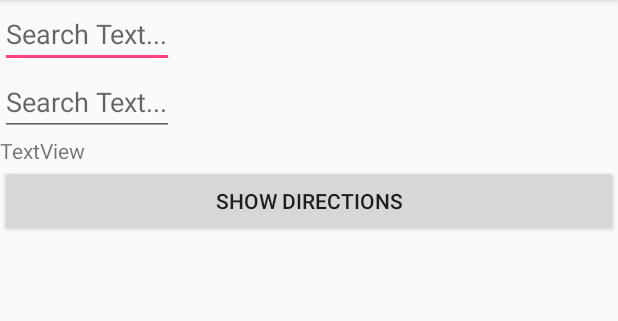
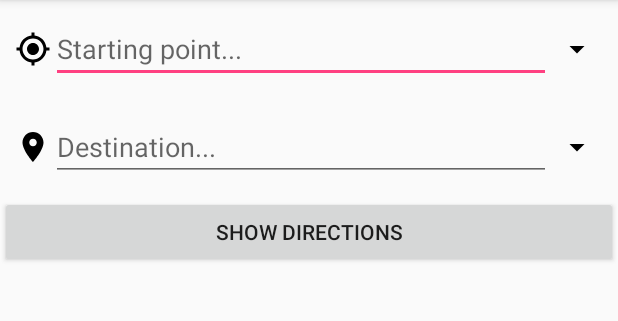
Before and after one commit to kris-s1998/NavigateUSB, an Android app: the NavigateActivity screen opened directly, with no data from a screen before it, on a phone screen of 412 x 824 dp, the part 84-405 px from its top. Run offline under Robolectric (Android 15) with nearby library versions, the phone set to English and light mode, and no system bars; our stand-ins replace Firebase (no records; nobody signed in at launch, a user with empty details on screens opened directly).

Commit message:
navigate // nodes and edges havent been added to the database yet so they dont work but the actual algorithm works

```diff
--- a/app/src/main/AndroidManifest.xml
+++ b/app/src/main/AndroidManifest.xml
@@ -4,10 +4,10 @@
 
     <application
         android:allowBackup="true"
-        android:icon="@mipmap/ic_launcher"
+        android:icon="@mipmap/logo1"
         android:label="@string/app_name"
         android:largeHeap="true"
-        android:roundIcon="@mipmap/ic_launcher_round"
+        android:roundIcon="@mipmap/logo1"
         android:supportsRtl="true"
         android:theme="@style/AppTheme">
         <activity android:name=".MainActivity"
--- a/app/src/main/java/com/example/kskie/draft3/NavigateActivity.java
+++ b/app/src/main/java/com/example/kskie/draft3/NavigateActivity.java
@@ -1,15 +1,25 @@
 package com.example.kskie.draft3;
 
 import android.content.Context;
+import android.content.Intent;
 import android.content.SharedPreferences;
 import android.support.v7.app.AppCompatActivity;
 import android.os.Bundle;
+import android.support.v7.widget.DividerItemDecoration;
+import android.support.v7.widget.LinearLayoutManager;
 import android.support.v7.widget.RecyclerView;
 import android.text.Editable;
 import android.text.TextWatcher;
 import android.util.Log;
+import android.view.View;
+import android.widget.AdapterView;
+import android.widget.ArrayAdapter;
+import android.widget.AutoCompleteTextView;
+import android.widget.Button;
 import android.widget.EditText;
+import android.widget.ImageView;
 import android.widget.TextView;
+import android.widget.Toast;
 
 import com.google.firebase.database.DataSnapshot;
 import com.google.firebase.database.DatabaseError;
@@ -35,19 +45,17 @@ public class NavigateActivity extends AppCompatActivity {
 
     ArrayList <Node> nodes = new ArrayList<>();
     ArrayList <Edge> edges = new ArrayList<>();
-    ArrayList <Node> foundNodes = new ArrayList<>();
     DatabaseReference nodesReference;
     DatabaseReference edgesReference;
     TextView txtDirections;
+    Button btnGetDirections;
 
-    EditText editTextStart;
-    EditText editTextDest;
+    NodesAdapter searchAdapter;
 
-    RecyclerView recyclerStart;
-    RecyclerView recyclerDest;
-
-    NavigateSearchAdapter searchAdapter;
-
+    AutoCompleteTextView actvStart;
+    AutoCompleteTextView actvDest;
+    ImageView imgDest;
+    ImageView imgStart;
 
 
 
@@ -57,11 +65,16 @@ public class NavigateActivity extends AppCompatActivity {
         super.onCreate(savedInstanceState);
         setContentView(R.layout.activity_navigate);
 
-        editTextStart = findViewById(R.id.edit_text_start);
-        editTextDest = findViewById(R.id.edit_text_dest);
+
         txtDirections = findViewById(R.id.txtDirections);
-        recyclerStart = findViewById(R.id.recyclerStart);
-        recyclerDest = findViewById(R.id.recyclerDest);
+
+
+
+        actvStart = findViewById(R.id.actvStart);
+        imgStart = findViewById(R.id.startArrow);
+        actvDest = findViewById(R.id.actvDest);
+        imgDest = findViewById(R.id.destArrow);
+        btnGetDirections = findViewById(R.id.btn_getDirections);
 
         nodesReference = FirebaseDatabase.getInstance().getReference("nodes");
         edgesReference = FirebaseDatabase.getInstance().getReference("edges");
@@ -70,23 +83,22 @@ public class NavigateActivity extends AppCompatActivity {
             @Override
             public void onDataChange(DataSnapshot dataSnapshot) {
                 ArrayList<Node> unorderedNodes = new ArrayList<>();
-                for(DataSnapshot d: dataSnapshot.getChildren()){
+                for (DataSnapshot d : dataSnapshot.getChildren()) {
                     Node n = d.getValue(Node.class);
                     unorderedNodes.add(n);
                 }
 
                 //sort the nodes in order of index, so that the index value of each node matches its position in the nodes array list
                 nodes.clear();
-                for(int i = 0; i<unorderedNodes.size(); i++){
-                    for(Node n : unorderedNodes) {
-                        if (n.getIndex() == i){
+                for (int i = 0; i < unorderedNodes.size(); i++) {
+                    for (Node n : unorderedNodes) {
+                        if (n.getIndex() == i) {
                             nodes.add(n);
                             break;
                         }
 
                     }
                 }
-
 
 
             }
@@ -102,10 +114,11 @@ public class NavigateActivity extends AppCompatActivity {
             public void onDataChange(DataSnapshot dataSnapshot) {
                 edges.clear();
 
-                for(DataSnapshot d: dataSnapshot.getChildren()){
+                for (DataSnapshot d : dataSnapshot.getChildren()) {
                     Edge e = d.getValue(Edge.class);
                     edges.add(e);
                 }
+                setAdapter();
 
             }
 
@@ -115,29 +128,39 @@ public class NavigateActivity extends AppCompatActivity {
             }
         });
 
-        editTextStart.addTextChangedListener(new TextWatcher() {
+        btnGetDirections.setOnClickListener(new View.OnClickListener() {
             @Override
-            public void beforeTextChanged(CharSequence c, int i, int i1, int i2) {
+            public void onClick(View view) {
+                showDirections();
+            }
+        });
 
     }
 
+        public void setAdapter(){
+        String[] locationsArray = new String[nodes.size()];
+        for(Node n:nodes){
+            locationsArray[n.getIndex()] = n.getLocation();
+        }
+        ArrayAdapter<String>adapter = new ArrayAdapter<String>(this,android.R.layout.simple_dropdown_item_1line,locationsArray);
+        actvStart.setAdapter(adapter);
+        imgStart.setOnClickListener(new View.OnClickListener() {
             @Override
-            public void onTextChanged(CharSequence c, int i, int i1, int i2) {
-
+            public void onClick(View view) {
+                actvStart.showDropDown();
             }
-
+        });
+        ArrayAdapter<String>destAdapter = new ArrayAdapter<String>(this, android.R.layout.simple_dropdown_item_1line,locationsArray);
+        actvDest.setAdapter(destAdapter);
+        imgDest.setOnClickListener(new View.OnClickListener() {
             @Override
-            public void afterTextChanged(Editable c) {
-                if (!c.toString().isEmpty()){
-                    setSearchAdapter(c.toString());
-                    //txtDirections.append(""+nodes.size());
-                }else{
-                    foundNodes.clear();
-
-                }
+            public void onClick(View view) {
+                actvDest.showDropDown();
             }
         });
 
+
+    }
 
 
         /*
@@ -156,35 +179,55 @@ public class NavigateActivity extends AppCompatActivity {
         edges.add(new Edge(8, 9, 1,"",""));
         edges.add( new Edge(10, 0, 3,"",""));
 */
-     //   Graph g = new Graph(edges, nodes);
-    //    ArrayList<String> route = g.calculateShortestDistances(8,1);
-    //    for(int i = route.size() - 1; i>-1 ; i--){
-     //       txtDirections.append("\n"+route.get(i));
-     //   }
-     //   txtDirections.append(g.printResult()); // let's try it !
+       public void showDirections() {
+           Node startNode = new Node();
+           Node destinationNode = new Node();
+           boolean foundStart = false;
+           boolean foundDestination = false;
+           String start = actvStart.getText().toString();
+           String destination = actvDest.getText().toString();
+           if(start.isEmpty() || destination.isEmpty()){
+               Toast toast = Toast.makeText(NavigateActivity.this, "Starting point and destination cannot be empty.", Toast.LENGTH_SHORT);
+               toast.show();
+           }else {
+               for (Node s:nodes){
+                   if(s.getLocation().toLowerCase().equals(start.toLowerCase().trim())){
+                       startNode = s;
+                       foundStart = true;
                    }
-
-
-    public void setSearchAdapter( String searchString) {
-        searchString = searchString.toLowerCase();
-        foundNodes.clear();
-        Node currentNode;
-        for(int i = 0; i<nodes.size(); i++) {
-            currentNode = nodes.get(i);
-
-                if (currentNode.getLocation().toLowerCase().contains(searchString) ) {
-                    foundNodes.add(currentNode);
+               }
+               if (foundStart){
+                   for(Node d:nodes){
+                       if(d.getLocation().toLowerCase().equals(destination.toLowerCase().trim())){
+                           destinationNode = d;
+                           foundDestination = true;
                        }
 
                    }
+                   if(foundDestination) {
+                       Graph g = new Graph(edges, nodes);
+                       ArrayList<String> route = g.calculateShortestDistances(startNode.getIndex(), destinationNode.getIndex());
+                       for (int i = route.size() - 1; i > -1; i--) {
+                           txtDirections.append("" + (i + 1) + ".    " + route.get(i));
+                       }
+                   }else{
+                       Toast toast = Toast.makeText(NavigateActivity.this, "Destination not found.", Toast.LENGTH_SHORT);
+                       toast.show();
+                   }
+               }else{
+                   Toast toast = Toast.makeText(NavigateActivity.this, "Starting point not found.", Toast.LENGTH_SHORT);
+                   toast.show();
+               }
 
-
-        searchAdapter = new NavigateSearchAdapter(NavigateActivity.this, foundNodes);
-        recyclerStart.setAdapter(searchAdapter);
+           }
        }
 
 
 
 
 
+
+
+
+
 }
--- /dev/null
+++ b/app/src/main/res/drawable/current_location.xml
@@ -0,0 +1,9 @@
+<vector xmlns:android="http://schemas.android.com/apk/res/android"
+        android:width="24dp"
+        android:height="24dp"
+        android:viewportWidth="24.0"
+        android:viewportHeight="24.0">
+    <path
+        android:fillColor="#FF000000"
+        android:pathData="M12,8c-2.21,0 -4,1.79 -4,4s1.79,4 4,4 4,-1.79 4,-4 -1.79,-4 -4,-4zM20.94,11c-0.46,-4.17 -3.77,-7.48 -7.94,-7.94L13,1h-2v2.06C6.83,3.52 3.52,6.83 3.06,11L1,11v2h2.06c0.46,4.17 3.77,7.48 7.94,7.94L11,23h2v-2.06c4.17,-0.46 7.48,-3.77 7.94,-7.94L23,13v-2h-2.06zM12,19c-3.87,0 -7,-3.13 -7,-7s3.13,-7 7,-7 7,3.13 7,7 -3.13,7 -7,7z"/>
+</vector>
--- /dev/null
+++ b/app/src/main/res/drawable/destination_location.xml
@@ -0,0 +1,9 @@
+<vector xmlns:android="http://schemas.android.com/apk/res/android"
+        android:width="24dp"
+        android:height="24dp"
+        android:viewportWidth="24.0"
+        android:viewportHeight="24.0">
+    <path
+        android:fillColor="#FF000000"
+        android:pathData="M12,2C8.13,2 5,5.13 5,9c0,5.25 7,13 7,13s7,-7.75 7,-13c0,-3.87 -3.13,-7 -7,-7zM12,11.5c-1.38,0 -2.5,-1.12 -2.5,-2.5s1.12,-2.5 2.5,-2.5 2.5,1.12 2.5,2.5 -1.12,2.5 -2.5,2.5z"/>
+</vector>
--- /dev/null
+++ b/app/src/main/res/drawable/drop_down_arrow.xml
@@ -0,0 +1,9 @@
+<vector xmlns:android="http://schemas.android.com/apk/res/android"
+        android:width="24dp"
+        android:height="24dp"
+        android:viewportWidth="24.0"
+        android:viewportHeight="24.0">
+    <path
+        android:fillColor="#FF000000"
+        android:pathData="M7,10l5,5 5,-5z"/>
+</vector>
--- a/app/src/main/res/layout/activity_navigate.xml
+++ b/app/src/main/res/layout/activity_navigate.xml
@@ -4,46 +4,70 @@
     xmlns:tools="http://schemas.android.com/tools"
     android:layout_width="match_parent"
     android:layout_height="match_parent"
-    tools:context="com.example.kskie.draft3.NavigateActivity">
+    tools:context="com.example.kskie.draft3.NavigateActivity"
+    android:orientation="vertical">
 
     <LinearLayout
         android:layout_width="match_parent"
+        android:layout_height="wrap_content"
+        android:orientation="horizontal"
+        android:weightSum="5"
+        android:layout_margin="10dp">
+        <ImageView
+            android:layout_width="wrap_content"
+            android:layout_height="match_parent"
+            android:id="@+id/startIcon"
+            android:src="@drawable/current_location"/>
+
+        <AutoCompleteTextView
+            android:id="@+id/actvStart"
+            android:layout_width="match_parent"
+            android:layout_height="wrap_content"
+            android:hint="Starting point..."
+            android:layout_weight="5"
+            />
+
+    <ImageView
+        android:layout_width="wrap_content"
         android:layout_height="match_parent"
-        android:orientation="vertical">
+        android:id="@+id/startArrow"
+        android:padding="5dp"
+        android:src="@drawable/drop_down_arrow"
+        android:layout_weight="1"/>
+</LinearLayout>
+    <LinearLayout
+        android:layout_width="match_parent"
+        android:layout_height="wrap_content"
+        android:orientation="horizontal"
+        android:weightSum="5"
+        android:layout_margin="10dp">
 
-        <EditText
-            android:id="@+id/edit_text_start"
+        <ImageView
             android:layout_width="wrap_content"
+            android:layout_height="match_parent"
+            android:id="@+id/destinationIcon"
+            android:src="@drawable/destination_location"/>
+
+        <AutoCompleteTextView
+            android:id="@+id/actvDest"
+            android:layout_width="match_parent"
             android:layout_height="wrap_content"
-            android:hint="Search Text..." />
+            android:hint="Destination..."
+            android:layout_weight="5"
+            />
 
-        <android.support.v7.widget.RecyclerView
-            android:id="@+id/recyclerStart"
-            android:layout_width="match_parent"
-            android:layout_height="wrap_content">
+        <ImageView
+            android:layout_width="wrap_content"
+            android:layout_height="match_parent"
+            android:id="@+id/destArrow"
+            android:padding="5dp"
+            android:src="@drawable/drop_down_arrow"
+            android:layout_weight="1"/>
+    </LinearLayout>
 
 
-        </android.support.v7.widget.RecyclerView>
-
-        <EditText
-            android:id="@+id/edit_text_dest"
-            android:layout_width="wrap_content"
-            android:layout_height="wrap_content"
-            android:hint="Search Text..." />
-
-        <android.support.v7.widget.RecyclerView
-            android:id="@+id/recyclerDest"
-            android:layout_width="match_parent"
-            android:layout_height="wrap_content">
 
 
-        </android.support.v7.widget.RecyclerView>
-
-        <TextView
-        android:id="@+id/txtDirections"
-        android:layout_width="wrap_content"
-        android:layout_height="wrap_content"
-        android:text="TextView" />
 
         <Button
             android:id="@+id/btn_getDirections"
@@ -51,5 +75,8 @@
             android:layout_height="wrap_content"
             android:text="Show directions" />
 
-    </LinearLayout>
+    <TextView
+        android:id="@+id/txtDirections"
+        android:layout_width="wrap_content"
+        android:layout_height="wrap_content" />
 </LinearLayout>
--- a/app/src/main/res/layout/navigate_list_items.xml
+++ b/app/src/main/res/layout/navigate_list_items.xml
@@ -2,7 +2,7 @@
 <LinearLayout
     xmlns:android="http://schemas.android.com/apk/res/android"
     android:layout_width="match_parent"
-    android:layout_height="match_parent"
+    android:layout_height="wrap_content"
     android:orientation="horizontal"
     android:paddingHorizontal="10dp"
     android:paddingVertical="6dp"
```
Also changed, not shown: app/src/main/java/com/example/kskie/draft3/Graph.java (+0 -11 lines), app/src/main/java/com/example/kskie/draft3/NavigateSearchAdapter.java (deleted, +0 -54 lines), app/src/main/java/com/example/kskie/draft3/NodesAdapter.java (added, +64 -0 lines), app/src/main/res/mipmap-anydpi-v26/logo1.png (added). Lines whose indentation alone changed are shown as unchanged.
